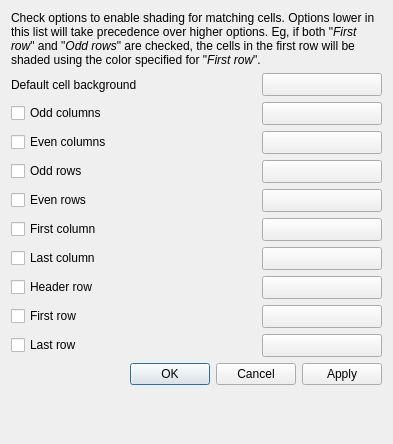
Before: the Qt Designer form src/ui/composer/qgscomposertablebackgroundstyles.ui in carsmie/QGIS, drawn with Qt 5.
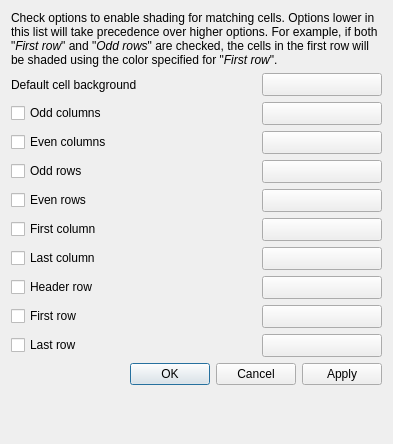
After: the same form once the commit is applied. Custom widgets are drawn as their Qt base class.

Commit message: Replace "eg" by "e.g." or "for example"

```diff
--- a/src/ui/composer/qgscomposertablebackgroundstyles.ui
+++ b/src/ui/composer/qgscomposertablebackgroundstyles.ui
@@ -56,7 +56,7 @@
    <item row="0" column="0" colspan="3">
     <widget class="QLabel" name="label">
      <property name="text">
-      <string>&lt;html&gt;&lt;head/&gt;&lt;body&gt;&lt;p&gt;Check options to enable shading for matching cells. Options lower in this list will take precedence over higher options. Eg, if both &amp;quot;&lt;span style=&quot; font-style:italic;&quot;&gt;First row&lt;/span&gt;&amp;quot; and &amp;quot;&lt;span style=&quot; font-style:italic;&quot;&gt;Odd rows&lt;/span&gt;&amp;quot; are checked, the cells in the first row will be shaded using the color specified for &amp;quot;&lt;span style=&quot; font-style:italic;&quot;&gt;First row&lt;/span&gt;&amp;quot;.&lt;/p&gt;&lt;/body&gt;&lt;/html&gt;</string>
+      <string>&lt;html&gt;&lt;head/&gt;&lt;body&gt;&lt;p&gt;Check options to enable shading for matching cells. Options lower in this list will take precedence over higher options. For example, if both &amp;quot;&lt;span style=&quot; font-style:italic;&quot;&gt;First row&lt;/span&gt;&amp;quot; and &amp;quot;&lt;span style=&quot; font-style:italic;&quot;&gt;Odd rows&lt;/span&gt;&amp;quot; are checked, the cells in the first row will be shaded using the color specified for &amp;quot;&lt;span style=&quot; font-style:italic;&quot;&gt;First row&lt;/span&gt;&amp;quot;.&lt;/p&gt;&lt;/body&gt;&lt;/html&gt;</string>
      </property>
      <property name="wordWrap">
       <bool>true</bool>
```
The commit also changes 193 other files.
